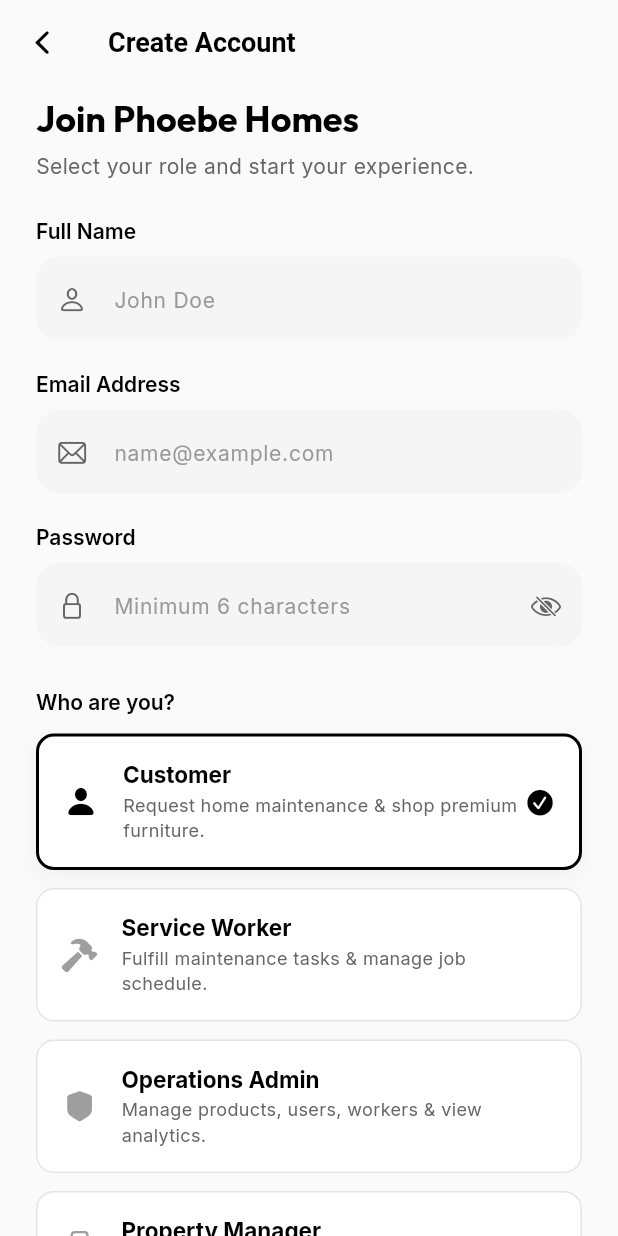
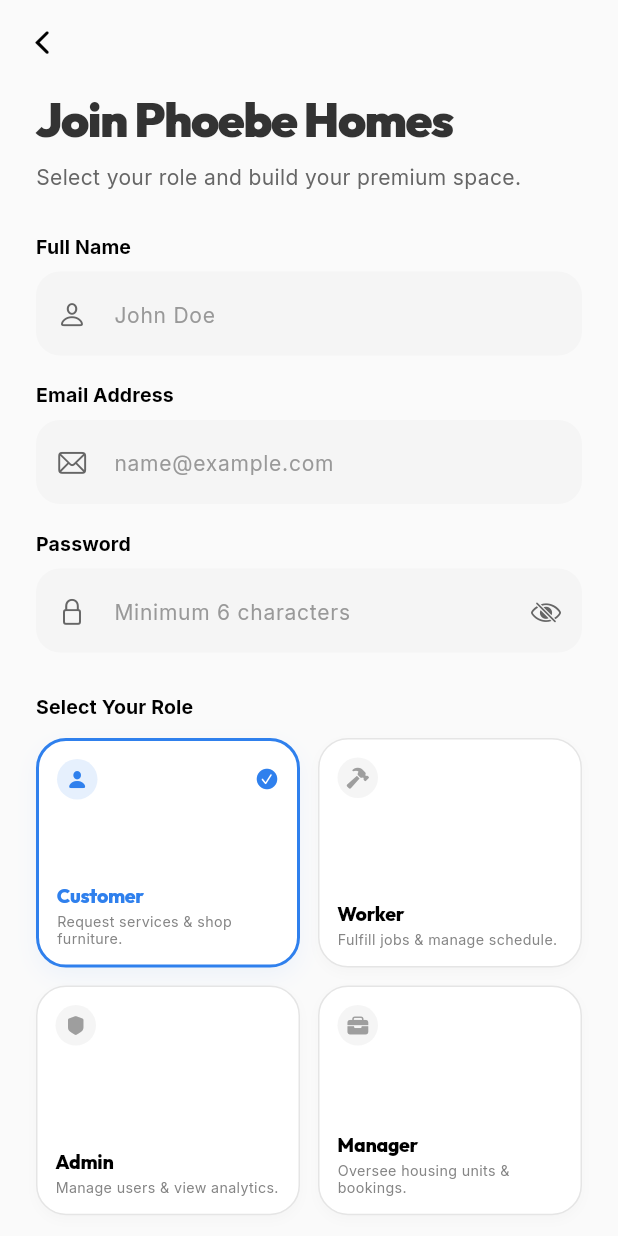
Before and after one commit to f4w4z/fijadora, a Flutter app: the RegisterView screen opened by its route, on a phone screen of 412 x 824 dp. Run offline on Flutter 3.47's test engine with Material 3 defaults, Android fonts, the phone set to English and light mode, and no system bars; our stand-ins replace cached_network_image, flutter_map, flutter_riverpod, go_router, google_fonts, hive and 3 more; accounts and stored records are empty.

Commit message:
feat: implement user registration view with role selection and form validation

```diff
--- a/lib/ui/features/auth/views/register_view.dart
+++ b/lib/ui/features/auth/views/register_view.dart
@@ -2,6 +2,7 @@
 import 'package:flutter/material.dart';
 import 'package:flutter_riverpod/flutter_riverpod.dart';
 import 'package:go_router/go_router.dart';
+import 'package:google_fonts/google_fonts.dart';
 import '../../../../domain/models/user_role.dart';
 import '../view_models/auth_view_model.dart';
 
@@ -41,7 +42,6 @@
         role: _selectedRole,
       );
       if (mounted) {
-        // GoRouter will redirect automatically if auth state updates
         context.go('/');
       }
     } catch (e) {
@@ -58,72 +58,99 @@
     }
   }
 
-  Widget _buildRoleCard(String title, String description, UserRole role, IconData icon) {
+  Widget _buildRoleCard(String title, String description, UserRole role, IconData icon, Color activeColor) {
     final theme = Theme.of(context);
+    final isDark = theme.brightness == Brightness.dark;
     final isSelected = _selectedRole == role;
 
-    return GestureDetector(
+    final surfaceColor = isDark
+        ? (isSelected ? const Color(0xFF161616) : const Color(0xFF0F0F0F))
+        : (isSelected ? const Color(0xFFFFFFFF) : const Color(0xFFFFFFFF));
+
+    final borderColor = isSelected
+        ? activeColor
+        : (isDark ? const Color(0xFF222222) : const Color(0xFFE5E5E5));
+
+    return _AnimatedPressable(
       onTap: () {
         setState(() {
           _selectedRole = role;
         });
       },
       child: AnimatedContainer(
-        duration: const Duration(milliseconds: 200),
-        padding: const EdgeInsets.all(16.0),
+        duration: const Duration(milliseconds: 150),
+        padding: const EdgeInsets.all(12.0),
         decoration: BoxDecoration(
-          color: theme.colorScheme.surface,
-          borderRadius: BorderRadius.circular(12.0),
+          color: surfaceColor,
+          borderRadius: BorderRadius.circular(20.0),
           border: Border.all(
-            color: isSelected ? theme.colorScheme.primary : const Color(0xFFE5E5E5),
+            color: borderColor,
             width: isSelected ? 2.0 : 1.0,
           ),
           boxShadow: isSelected
               ? [
                   BoxShadow(
-                    color: Colors.black.withValues(alpha: 0.04),
-                    blurRadius: 10,
-                    offset: const Offset(0, 4),
+                    color: activeColor.withValues(alpha: isDark ? 0.15 : 0.06),
+                    blurRadius: 12,
+                    offset: const Offset(0, 6),
                   )
                 ]
-              : null,
+              : [
+                  BoxShadow(
+                    color: Colors.black.withValues(alpha: isDark ? 0.2 : 0.02),
+                    blurRadius: 6,
+                    offset: const Offset(0, 3),
                   ),
-        child: Row(
-          children: [
-            Icon(
-              icon,
-              size: 24,
-              color: isSelected ? theme.colorScheme.primary : Colors.grey,
+                ],
         ),
-            const SizedBox(width: 16.0),
-            Expanded(
         child: Column(
           crossAxisAlignment: CrossAxisAlignment.start,
           children: [
+            Row(
+              mainAxisAlignment: MainAxisAlignment.spaceBetween,
+              children: [
+                Container(
+                  padding: const EdgeInsets.all(6),
+                  decoration: BoxDecoration(
+                    color: isSelected
+                        ? activeColor.withValues(alpha: 0.12)
+                        : (isDark ? const Color(0xFF222222) : const Color(0xFFF5F5F5)),
+                    shape: BoxShape.circle,
+                  ),
+                  child: Icon(
+                    icon,
+                    size: 15,
+                    color: isSelected ? activeColor : Colors.grey,
+                  ),
+                ),
+                if (isSelected)
+                  Icon(
+                    CupertinoIcons.checkmark_circle_fill,
+                    color: activeColor,
+                    size: 16,
+                  ),
+              ],
+            ),
+            const Spacer(),
             Text(
               title,
-                    style: theme.textTheme.titleLarge?.copyWith(
-                      fontSize: 15,
-                      fontWeight: FontWeight.bold,
-                      color: isSelected ? theme.colorScheme.primary : theme.colorScheme.onSurface,
+              style: GoogleFonts.outfit(
+                fontSize: 13,
+                fontWeight: FontWeight.w800,
+                color: isSelected ? activeColor : theme.colorScheme.onSurface,
+                letterSpacing: -0.2,
               ),
             ),
             const SizedBox(height: 2.0),
             Text(
               description,
               style: theme.textTheme.bodyMedium?.copyWith(
-                      fontSize: 12,
-                      color: theme.colorScheme.onSurfaceVariant,
+                fontSize: 9.5,
+                height: 1.2,
+                color: theme.colorScheme.onSurfaceVariant.withValues(alpha: 0.8),
               ),
-                  ),
-                ],
-              ),
-            ),
-            if (isSelected)
-              Icon(
-                CupertinoIcons.checkmark_circle_fill,
-                color: theme.colorScheme.primary,
-                size: 20,
+              maxLines: 2,
+              overflow: TextOverflow.ellipsis,
             ),
           ],
         ),
@@ -138,15 +165,20 @@
 
     return Scaffold(
       appBar: AppBar(
-        leading: IconButton(
-          icon: const Icon(CupertinoIcons.back),
-          onPressed: () => context.pop(),
+        leading: _AnimatedPressable(
+          onTap: () => context.pop(),
+          child: const Padding(
+            padding: EdgeInsets.all(12.0),
+            child: Icon(CupertinoIcons.back),
           ),
-        title: const Text('Create Account'),
+        ),
+        backgroundColor: Colors.transparent,
+        elevation: 0,
       ),
       body: SafeArea(
         child: SingleChildScrollView(
-          padding: const EdgeInsets.symmetric(horizontal: 24.0, vertical: 8.0),
+          physics: const BouncingScrollPhysics(),
+          padding: const EdgeInsets.symmetric(horizontal: 24.0),
           child: Form(
             key: _formKey,
             child: Column(
@@ -154,21 +186,33 @@
               children: [
                 Text(
                   'Join Phoebe Homes',
-                  style: theme.textTheme.displaySmall,
+                  style: GoogleFonts.outfit(
+                    fontSize: 32,
+                    fontWeight: FontWeight.w900,
+                    letterSpacing: -1.0,
                   ),
-                const SizedBox(height: 8.0),
+                ),
+                const SizedBox(height: 6.0),
                 Text(
-                  'Select your role and start your experience.',
+                  'Select your role and build your premium space.',
                   style: theme.textTheme.bodyMedium?.copyWith(
                     color: theme.colorScheme.onSurfaceVariant,
                   ),
                 ),
-                const SizedBox(height: 24.0),
+                const SizedBox(height: 28.0),
 
                 // Name
+                Row(
+                  children: [
                     Text(
                       'Full Name',
-                  style: theme.textTheme.titleLarge?.copyWith(fontSize: 14),
+                      style: theme.textTheme.titleLarge?.copyWith(
+                        fontSize: 13,
+                        fontWeight: FontWeight.w700,
+                        letterSpacing: 0.1,
+                      ),
+                    ),
+                  ],
                 ),
                 const SizedBox(height: 8.0),
                 TextFormField(
@@ -186,12 +230,20 @@
                     return null;
                   },
                 ),
-                const SizedBox(height: 20.0),
+                const SizedBox(height: 18.0),
 
                 // Email
+                Row(
+                  children: [
                     Text(
                       'Email Address',
-                  style: theme.textTheme.titleLarge?.copyWith(fontSize: 14),
+                      style: theme.textTheme.titleLarge?.copyWith(
+                        fontSize: 13,
+                        fontWeight: FontWeight.w700,
+                        letterSpacing: 0.1,
+                      ),
+                    ),
+                  ],
                 ),
                 const SizedBox(height: 8.0),
                 TextFormField(
@@ -212,12 +264,20 @@
                     return null;
                   },
                 ),
-                const SizedBox(height: 20.0),
+                const SizedBox(height: 18.0),
 
                 // Password
+                Row(
+                  children: [
                     Text(
                       'Password',
-                  style: theme.textTheme.titleLarge?.copyWith(fontSize: 14),
+                      style: theme.textTheme.titleLarge?.copyWith(
+                        fontSize: 13,
+                        fontWeight: FontWeight.w700,
+                        letterSpacing: 0.1,
+                      ),
+                    ),
+                  ],
                 ),
                 const SizedBox(height: 8.0),
                 TextFormField(
@@ -252,58 +312,83 @@
                 const SizedBox(height: 28.0),
 
                 // Role Selection Heading
+                Row(
+                  children: [
                     Text(
-                  'Who are you?',
-                  style: theme.textTheme.titleLarge?.copyWith(fontSize: 14),
+                      'Select Your Role',
+                      style: theme.textTheme.titleLarge?.copyWith(
+                        fontSize: 13,
+                        fontWeight: FontWeight.w700,
+                        letterSpacing: 0.1,
+                      ),
+                    ),
+                  ],
                 ),
                 const SizedBox(height: 12.0),
 
-                // Role Cards
+                // Role Grid (2x2 layout)
+                GridView.count(
+                  shrinkWrap: true,
+                  physics: const NeverScrollableScrollPhysics(),
+                  crossAxisCount: 2,
+                  childAspectRatio: 1.15,
+                  crossAxisSpacing: 12,
+                  mainAxisSpacing: 12,
+                  children: [
                     _buildRoleCard(
                       'Customer',
-                  'Request home maintenance & shop premium furniture.',
+                      'Request services & shop furniture.',
                       UserRole.customer,
                       CupertinoIcons.person_solid,
+                      const Color(0xFF2F80ED),
                     ),
-                const SizedBox(height: 12.0),
                     _buildRoleCard(
-                  'Service Worker',
-                  'Fulfill maintenance tasks & manage job schedule.',
+                      'Worker',
+                      'Fulfill jobs & manage schedule.',
                       UserRole.worker,
                       CupertinoIcons.hammer_fill,
+                      const Color(0xFFF2994A),
                     ),
-                const SizedBox(height: 12.0),
                     _buildRoleCard(
-                  'Operations Admin',
-                  'Manage products, users, workers & view analytics.',
+                      'Admin',
+                      'Manage users & view analytics.',
                       UserRole.admin,
                       CupertinoIcons.shield_fill,
+                      const Color(0xFF9B51E0),
                     ),
-                const SizedBox(height: 12.0),
                     _buildRoleCard(
-                  'Property Manager',
-                  'Oversee residential units & coordinate bookings.',
+                      'Manager',
+                      'Oversee housing units & bookings.',
                       UserRole.manager,
                       CupertinoIcons.briefcase_fill,
+                      const Color(0xFF27AE60),
+                    ),
+                  ],
                 ),
 
                 const SizedBox(height: 36.0),
 
                 // Register Button
-                ElevatedButton(
+                _AnimatedPressable(
+                  onTap: viewModel.isLoading ? () {} : _handleRegister,
+                  child: SizedBox(
+                    height: 56,
+                    child: ElevatedButton(
                       onPressed: viewModel.isLoading ? null : _handleRegister,
                       child: viewModel.isLoading
                           ? const SizedBox(
                               height: 20,
                               width: 20,
                               child: CircularProgressIndicator(
-                            strokeWidth: 2.0,
+                                strokeWidth: 2.5,
                                 valueColor: AlwaysStoppedAnimation<Color>(Colors.white),
                               ),
                             )
                           : const Text('Create Account'),
                     ),
-                const SizedBox(height: 24.0),
+                  ),
+                ),
+                const SizedBox(height: 32.0),
               ],
             ),
           ),
@@ -312,3 +397,50 @@
     );
   }
 }
+
+class _AnimatedPressable extends StatefulWidget {
+  final Widget child;
+  final VoidCallback onTap;
+
+  const _AnimatedPressable({required this.child, required this.onTap});
+
+  @override
+  State<_AnimatedPressable> createState() => _AnimatedPressableState();
+}
+
+class _AnimatedPressableState extends State<_AnimatedPressable> with SingleTickerProviderStateMixin {
+  late AnimationController _controller;
+  late Animation<double> _scaleAnimation;
+
+  @override
+  void initState() {
+    super.initState();
+    _controller = AnimationController(
+      vsync: this,
+      duration: const Duration(milliseconds: 100),
+    );
+    _scaleAnimation = Tween<double>(begin: 1.0, end: 0.95).animate(
+      CurvedAnimation(parent: _controller, curve: Curves.easeOut),
+    );
+  }
+
+  @override
+  void dispose() {
+    _controller.dispose();
+    super.dispose();
+  }
+
+  @override
+  Widget build(BuildContext context) {
+    return GestureDetector(
+      onTapDown: (_) => _controller.forward(),
+      onTapUp: (_) => _controller.reverse(),
+      onTapCancel: () => _controller.reverse(),
+      onTap: widget.onTap,
+      child: ScaleTransition(
+        scale: _scaleAnimation,
+        child: widget.child,
+      ),
+    );
+  }
+}
```
Lines whose indentation alone changed are shown as unchanged.
